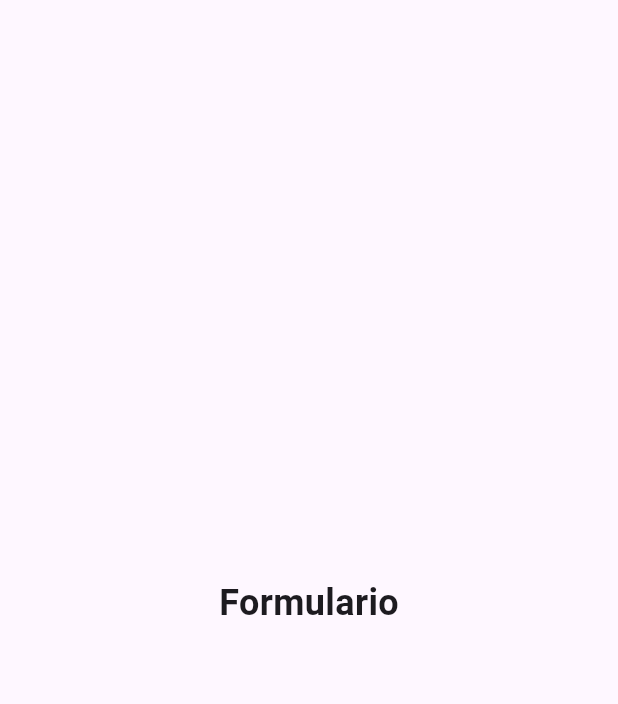
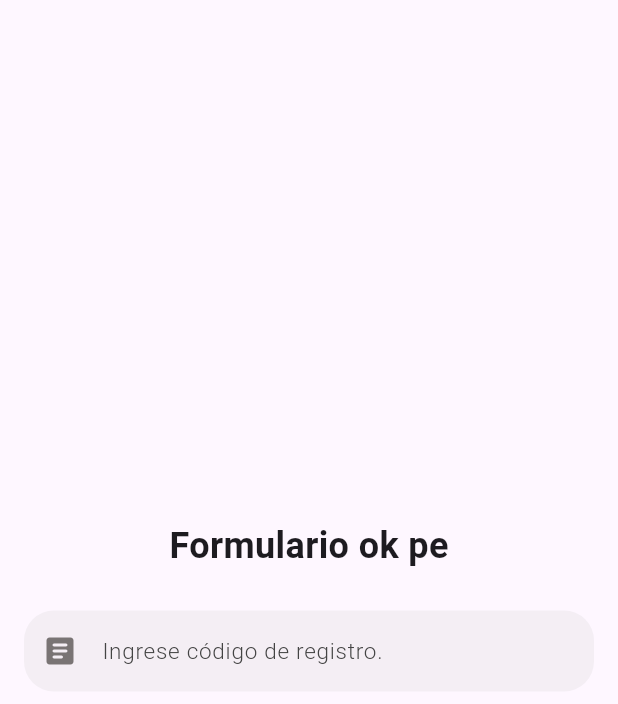
Before and after one commit to irh1n0c/registros-fismet_app, a Flutter app: the HomePage screen opened by its route, on a phone screen of 412 x 824 dp. Shown: the top 704 px of the screen. Run offline on Flutter 3.47's test engine with Material 3 defaults, Android fonts, the light colour scheme and no system bars; our stand-ins replace firebase_auth, firebase_core; accounts and stored records are empty.

Commit message:
beta de box para formularios

```diff
--- a/lib/login/home_page.dart
+++ b/lib/login/home_page.dart
@@ -1,20 +1,30 @@
 import 'package:flutter/material.dart';
+import 'tmpt/login_text.dart';
 
 class HomePage extends StatelessWidget {
   const HomePage({super.key});
 
+
   @override
   Widget build(BuildContext context) {
-    return const Scaffold(
+    final userController = TextEditingController(); // Define el controlador
+
+    return Scaffold(
       body: Center(
         child: Column(
           mainAxisAlignment: MainAxisAlignment.center,
           children: <Widget>[
-            Text(
-              'Formulario',
+            const Text(
+              'Formulario ok pe',
               style: TextStyle(fontSize: 24, fontWeight: FontWeight.bold),
             ),
-            SizedBox(height: 20),
+            const SizedBox(height: 10),
+            //Uso del template de boxes
+            TextFieldInpute(
+                  textEditingController: userController,
+                  hintText: "Ingrese código de registro.",
+                  icon: Icons.article_rounded,
+                ),
           ],
         ),
       ),
--- a/lib/login/tmpt/login_text.dart
+++ b/lib/login/tmpt/login_text.dart
@@ -28,31 +28,31 @@ Widget build(BuildContext context) {
       decoration: InputDecoration(
         hintText: hintText,
         hintStyle: const TextStyle(
-          color: Color(0xFF1d277f),
+          color: Color.fromARGB(255, 68, 68, 68),
           fontWeight: FontWeight.w300,
           fontSize: 15,
           ),
         prefixIcon: Icon(
           icon,
-          color: const Color(0xFF1d277f)),
+          color: const Color.fromARGB(255, 121, 116, 116)),
         contentPadding: const EdgeInsets.symmetric(vertical: 15, horizontal: 20),
         border: InputBorder.none,
         filled: true,
-        fillColor: const Color.fromARGB(217, 203, 202, 224),
+        fillColor: const Color.fromARGB(53, 204, 204, 204),
         enabledBorder: OutlineInputBorder(
           borderSide: BorderSide.none,
           borderRadius: BorderRadius.circular(20),
         ),
 
         focusedBorder: OutlineInputBorder(
-          borderSide: const BorderSide(width: 0.5, color: Color(0xFF1d277f)),
+          borderSide: const BorderSide(width: 0.5, color: Color(0xFFB3B3B3)),
           borderRadius: BorderRadius.circular(20),
         ),
         suffixIcon: isPass
             ? IconButton(
                 icon: Icon(
                   obscureText ? Icons.visibility : Icons.visibility_off,
-                  color: const Color(0xFF1d277f),
+                  color: const Color(0xFFB3B3B3),
                 ),
                 onPressed: () {
                   if (onObscureTextChanged != null) {
```
